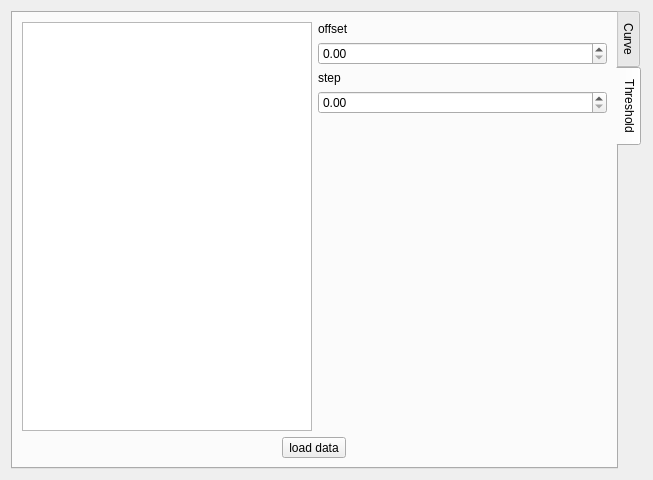
The window that src/form/FormPlotCorrection/ShowCorrectionCurve/showcorrectioncurve.ui (MRsoymilk/MySerial) describes before a commit, drawn with Qt 5.
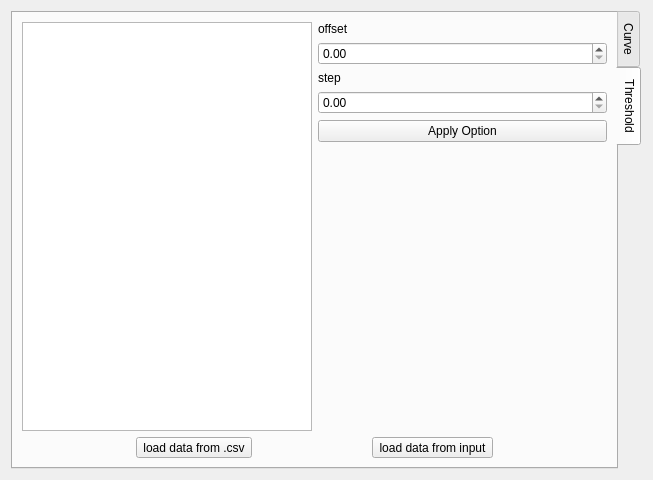
The same window after the commit. The open tabs and pages were chosen to show the change.

Commit message: FormPlotCorrection: apply threshold to curve

The edit to the form file:
```diff
--- a/src/form/FormPlotCorrection/ShowCorrectionCurve/showcorrectioncurve.ui
+++ b/src/form/FormPlotCorrection/ShowCorrectionCurve/showcorrectioncurve.ui
@@ -116,6 +116,13 @@
          <item>
           <widget class="QDoubleSpinBox" name="doubleSpinBoxStep"/>
          </item>
+         <item>
+          <widget class="QPushButton" name="btnApplyOption">
+           <property name="text">
+            <string>Apply Option</string>
+           </property>
+          </widget>
+         </item>
          <item>
           <spacer name="verticalSpacer">
            <property name="orientation">
@@ -136,7 +143,14 @@
          <item>
           <widget class="QToolButton" name="tBtnLoadData">
            <property name="text">
-            <string>load data</string>
+            <string>load data from .csv</string>
+           </property>
+          </widget>
+         </item>
+         <item>
+          <widget class="QToolButton" name="tBtnLoadDataFromInput">
+           <property name="text">
+            <string>load data from input</string>
            </property>
           </widget>
          </item>
```
Left out of the diff: 4 changed lines with no effect on the pictures. The commit also changes 6 other files.
